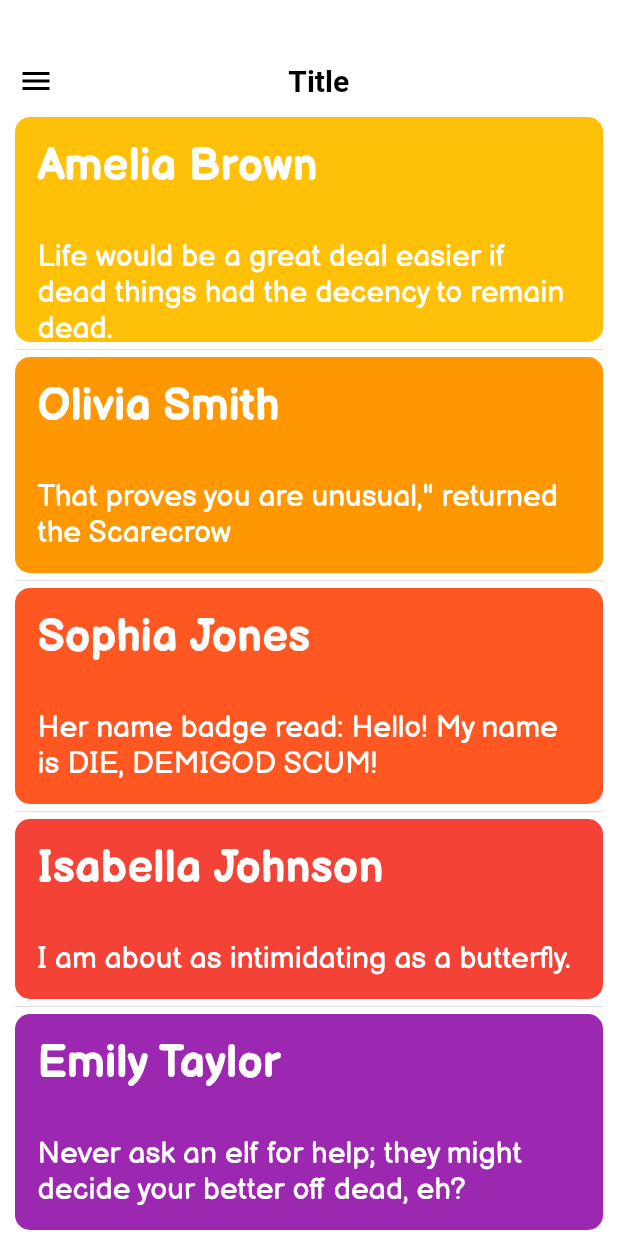
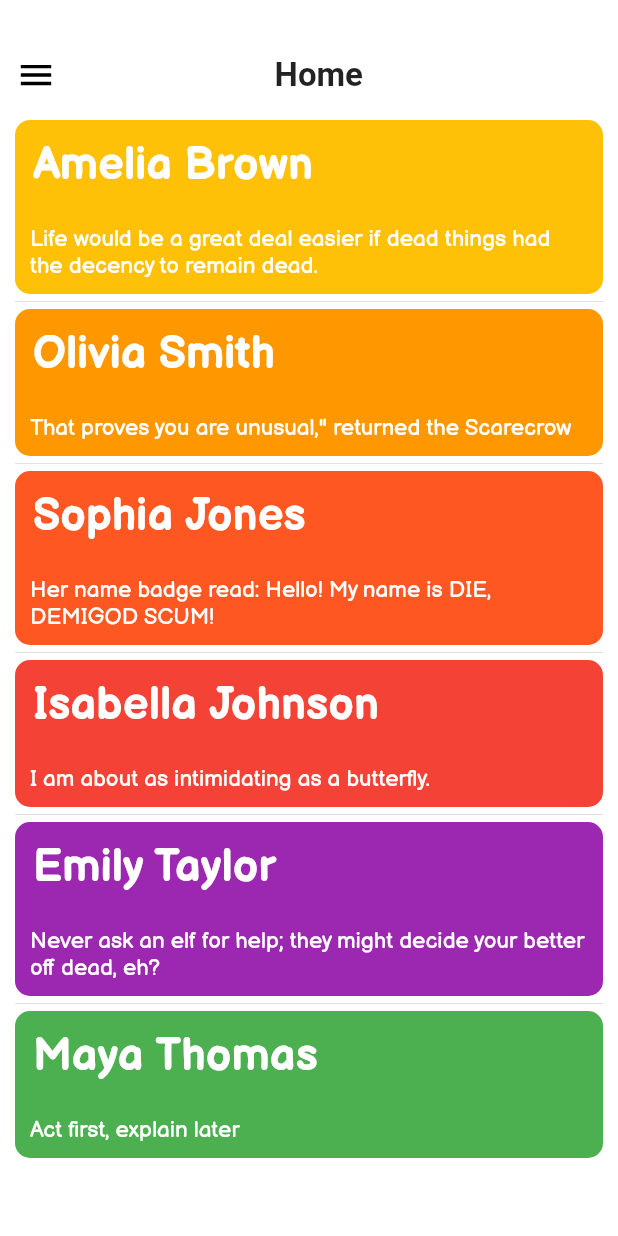
Before and after one commit to NikhilVadoliya/Flutter_slider_drawer, a Flutter app: the screen it shows after launch, on a phone screen of 412 x 824 dp. Run offline on Flutter 3.47's test engine with Material 2 defaults, Android fonts, the phone set to English and light mode, and no system bars; Roboto replaces fonts that are missing (BalsamiqSans).

Commit message:
-bug fixed

```diff
--- a/example/lib/main.dart
+++ b/example/lib/main.dart
@@ -1,7 +1,7 @@
 import 'package:flutter/material.dart';
 import 'dart:async';
 
-import 'package:fluttersliderdrawer/fluttersliderdrawer.dart';
+import 'package:fluttersliderdrawer/flutter_slider_drawer.dart';
 import 'package:fluttersliderdrawer_example/main_widget.dart';
 import 'package:fluttersliderdrawer_example/menu_widget.dart';
 
@@ -17,25 +17,36 @@ class MyApp extends StatefulWidget {
 class _MyAppState extends State<MyApp> {
   GlobalKey<SliderMenuContainerState> _key =
       new GlobalKey<SliderMenuContainerState>();
+  String title;
 
   @override
   void initState() {
+    title = "Home";
     super.initState();
   }
 
   @override
   Widget build(BuildContext context) {
     return MaterialApp(
+      debugShowCheckedModeBanner: false,
       home: Scaffold(
         body: SliderMenuContainer(
+            appBarColor: Colors.white,
             key: _key,
-            appBarPadding: const EdgeInsets.only(top: 30),
-            sliderMenuOffset: 250,
-            titleTextStyle: TextStyle(
-                color: Colors.black, fontWeight: FontWeight.bold, fontSize: 20),
+            appBarPadding: const EdgeInsets.only(top: 20),
+            sliderMenuOpenOffset: 250,
+//            sliderMenuCloseOffset: 50,
+            appBarHeight: 60,
+            title: Text(
+              title,
+              style: TextStyle(fontSize: 22, fontWeight: FontWeight.w700),
+            ),
             sliderMenuWidget: MenuWidget(
-              onItemClick: () {
+              onItemClick: (title) {
                 _key.currentState.closeDrawer();
+                setState(() {
+                  this.title = title;
+                });
               },
             ),
             sliderMainWidget: MainWidget()),
--- a/example/lib/main_widget.dart
+++ b/example/lib/main_widget.dart
@@ -26,7 +26,8 @@ class _MainWidgetState extends State<MainWidget> {
 
   @override
   Widget build(BuildContext context) {
-    return ListView.separated(
+    return Container(
+      child: ListView.separated(
           padding: const EdgeInsets.symmetric(horizontal: 10),
           itemBuilder: (buider, index) {
             return LimitedBox(
@@ -42,7 +43,7 @@ class _MainWidgetState extends State<MainWidget> {
                   crossAxisAlignment: CrossAxisAlignment.start,
                   children: <Widget>[
                     Padding(
-                    padding: const EdgeInsets.all(15),
+                      padding: const EdgeInsets.all(12),
                       child: Text(
                         dataList[index].name,
                         style: TextStyle(
@@ -52,13 +53,15 @@ class _MainWidgetState extends State<MainWidget> {
                       ),
                     ),
                     Padding(
-                    padding: const EdgeInsets.all(15),
+                      padding: const EdgeInsets.all(10),
+                      child: Flexible(
                         child: Text(
                           dataList[index].detail,
                           style: TextStyle(
                               fontFamily: 'BalsamiqSans_Regular',
-                          fontSize: 20,
+                              fontSize: 15,
                               color: Colors.white),
+                        ),
                       ),
                     )
                   ],
@@ -72,7 +75,8 @@ class _MainWidgetState extends State<MainWidget> {
               thickness: 0,
             );
           },
-        itemCount: dataList.length);
+          itemCount: dataList.length),
+    );
   }
 }
 
--- a/example/lib/menu_widget.dart
+++ b/example/lib/menu_widget.dart
@@ -1,7 +1,7 @@
 import 'package:flutter/material.dart';
 
 class MenuWidget extends StatelessWidget {
-  final Function onItemClick;
+  final Function(String) onItemClick;
 
   const MenuWidget({Key key, this.onItemClick}) : super(key: key);
 
@@ -59,5 +59,7 @@ class MenuWidget extends StatelessWidget {
         icons,
         color: Colors.black,
       ),
-      onTap: onItemClick);
+      onTap: () {
+        onItemClick(title);
+      });
 }
--- /dev/null
+++ b/lib/flutter_slider_drawer.dart
@@ -0,0 +1 @@
+export 'slider_drawer_widget.dart';
--- a/lib/fluttersliderdrawer.dart
+++ /dev/null
@@ -1 +0,0 @@
-export 'slider_drawe_widget.dart';
--- a/lib/slider_drawe_widget.dart
+++ b/lib/slider_drawer_widget.dart
@@ -4,12 +4,15 @@ class SliderMenuContainer extends StatefulWidget {
   final Widget sliderMenuWidget;
   final Widget sliderMainWidget;
   final int sliderAnimationTimeInMilliseconds;
-  final double sliderMenuOffset;
+  final double sliderMenuOpenOffset;
+  final double sliderMenuCloseOffset;
 
   /*final double sliderMainOffset;*/
   final Color drawerIconColor;
   final Widget drawerIcon;
-  final TextStyle titleTextStyle;
+  final double drawerIconSize;
+  final double appBarHeight;
+  final Widget title;
   final bool isTitleCenter;
   final Widget trailing;
   final Color appBarColor;
@@ -20,14 +23,17 @@ class SliderMenuContainer extends StatefulWidget {
     this.sliderMenuWidget,
     this.sliderMainWidget,
     this.sliderAnimationTimeInMilliseconds = 200,
-    this.sliderMenuOffset = 265,
+    this.sliderMenuOpenOffset = 265,
     this.drawerIconColor = Colors.black,
     this.drawerIcon,
-    this.titleTextStyle,
     this.isTitleCenter = true,
     this.trailing,
     this.appBarColor = Colors.white,
     this.appBarPadding,
+    this.title,
+    this.drawerIconSize = 27,
+    this.appBarHeight,
+    this.sliderMenuCloseOffset = 0,
     /* this.sliderMainOffset = 0*/
   })  : assert(sliderMenuWidget != null),
         assert(sliderMainWidget != null),
@@ -49,13 +55,16 @@ class SliderMenuContainerState extends State<SliderMenuContainer>
   double db = 0;
 
   bool get isDrawerOpen => _isSlideBarOpen;
+  Animation<double> _translationValues;
 
   void toggle() {
     setState(() {
       _isSlideBarOpen
           ? _animationController.forward()
           : _animationController.reverse();
-      _slideBarXOffset = _isSlideBarOpen ? widget.sliderMenuOffset : 0;
+      _slideBarXOffset = _isSlideBarOpen
+          ? widget.sliderMenuOpenOffset
+          : widget.sliderMenuCloseOffset;
       //  _slideBarYOffset = _isSlideBarOpen ? widget.sliderMainOffset : 0;
       _pageScale = _isSlideBarOpen ? 0.8 : 1;
     });
@@ -64,7 +73,7 @@ class SliderMenuContainerState extends State<SliderMenuContainer>
   void openDrawer() {
     setState(() {
       _animationController.forward();
-      _slideBarXOffset = widget.sliderMenuOffset;
+      _slideBarXOffset = widget.sliderMenuOpenOffset;
       //     _slideBarYOffset = widget.sliderMainOffset;
       _pageScale = 0.8;
     });
@@ -73,7 +82,7 @@ class SliderMenuContainerState extends State<SliderMenuContainer>
   void closeDrawer() {
     setState(() {
       _animationController.reverse();
-      _slideBarXOffset = 0;
+      _slideBarXOffset = widget.sliderMenuCloseOffset;
       _slideBarYOffset = 0;
       _pageScale = 1;
     });
@@ -82,6 +91,7 @@ class SliderMenuContainerState extends State<SliderMenuContainer>
   @override
   void initState() {
     super.initState();
+
 
     _animationController = AnimationController(
         vsync: this,
@@ -92,31 +102,36 @@ class SliderMenuContainerState extends State<SliderMenuContainer>
   @override
   Widget build(BuildContext context) {
     return Container(
-      child: Container(
         child: Stack(children: <Widget>[
       Container(
-          width: widget.sliderMenuOffset,
+        width: widget.sliderMenuOpenOffset,
         child: widget.sliderMenuWidget,
       ),
       AnimatedContainer(
-            padding: widget.appBarPadding ?? const EdgeInsets.only(top: 24),
-            duration: Duration(
-                milliseconds: widget.sliderAnimationTimeInMilliseconds),
+          duration:
+              Duration(milliseconds: widget.sliderAnimationTimeInMilliseconds),
           curve: Curves.easeIn,
           width: double.infinity,
           height: double.infinity,
+          color: Colors.white,
           transform: Matrix4.translationValues(
               _slideBarXOffset, _slideBarYOffset, 1.0),
-            color: widget.appBarColor,
           child: Column(
             children: <Widget>[
-                Row(
+              Container(
+                padding: widget.appBarPadding ?? const EdgeInsets.only(top: 24),
+                color: widget.appBarColor,
+                child: Row(
                   children: <Widget>[
+                    SizedBox(
+                      height: widget.appBarHeight ?? 0,
+                    ),
                     widget.drawerIcon ??
                         IconButton(
                             icon: AnimatedIcon(
                                 icon: AnimatedIcons.menu_close,
                                 color: widget.drawerIconColor,
+                                size: widget.drawerIconSize,
                                 progress: _animationController),
                             onPressed: () {
                               _isSlideBarOpen = !_isSlideBarOpen;
@@ -125,9 +140,9 @@ class SliderMenuContainerState extends State<SliderMenuContainer>
                     Expanded(
                       child: widget.isTitleCenter
                           ? Center(
-                              child: _titleWidget(),
+                              child: widget.title,
                             )
-                          : _titleWidget(),
+                          : widget.title,
                     ),
                     widget.trailing ??
                         SizedBox(
@@ -135,11 +150,11 @@ class SliderMenuContainerState extends State<SliderMenuContainer>
                         )
                   ],
                 ),
+              ),
               Expanded(child: widget.sliderMainWidget),
             ],
           )),
-      ])),
-    );
+    ]));
   }
 
   @override
@@ -147,10 +162,4 @@ class SliderMenuContainerState extends State<SliderMenuContainer>
     super.dispose();
     _animationController.dispose();
   }
-
-  _titleWidget() => Text(
-        'Title',
-        textAlign: TextAlign.center,
-        style: widget.titleTextStyle ?? TextStyle(color: Colors.black),
-      );
 }
```
Also changed, not shown: 4 other files. Lines whose indentation alone changed are shown as unchanged.
